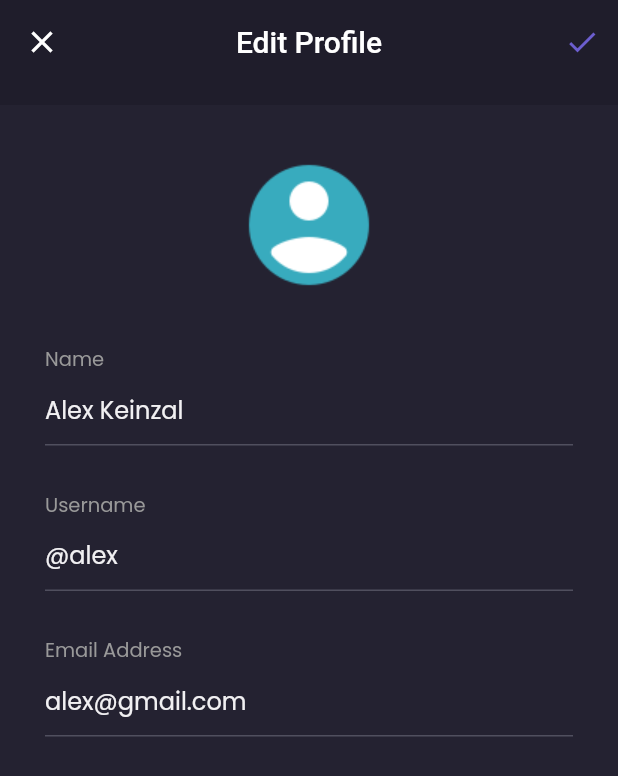
After one commit to dr-old/shamo, a Flutter app: the EditProfilePage screen opened by its route, on a phone screen of 412 x 824 dp. The commit adds this screen. Shown: the top 776 px of the screen. Run offline on Flutter 3.47's test engine with Material 2 defaults, Android fonts, the phone set to English and light mode, and no system bars; our stand-ins replace google_fonts.

Commit message:
UPDATE EDIT PROFILE

```diff
--- a/lib/main.dart
+++ b/lib/main.dart
@@ -1,5 +1,6 @@
 import 'package:flutter/material.dart';
 import 'package:shamo/pages/chat_detail_page.dart';
+import 'package:shamo/pages/edit_profile_page.dart';
 import 'package:shamo/pages/home/main_page.dart';
 import 'package:shamo/pages/signin_page.dart';
 import 'package:shamo/pages/signup_page.dart';
@@ -21,6 +22,7 @@ class MyApp extends StatelessWidget {
         '/sign-up': (context) => SignUpPage(),
         '/home': (context) => MainPage(),
         '/chat-detail': (context) => ChatDetailPage(),
+        '/edit-profile': (context) => EditProfilePage(),
       },
     );
   }
--- /dev/null
+++ b/lib/pages/edit_profile_page.dart
@@ -0,0 +1,166 @@
+import 'package:flutter/material.dart';
+import 'package:flutter/src/widgets/container.dart';
+import 'package:flutter/src/widgets/framework.dart';
+import 'package:shamo/theme.dart';
+
+class EditProfilePage extends StatelessWidget {
+  const EditProfilePage({super.key});
+
+  @override
+  Widget build(BuildContext context) {
+    Widget header() {
+      return AppBar(
+        leading: IconButton(
+          icon: Icon(Icons.close),
+          onPressed: () {
+            Navigator.pop(context);
+          },
+        ),
+        backgroundColor: backgroundColor1,
+        elevation: 0,
+        centerTitle: true,
+        title: Text('Edit Profile'),
+        actions: [
+          IconButton(
+            onPressed: () {},
+            icon: Icon(
+              Icons.check,
+              color: primaryColor,
+            ),
+          ),
+        ],
+      );
+    }
+
+    Widget nameInput() {
+      return Container(
+        margin: EdgeInsets.only(
+          top: defaultMargin,
+        ),
+        child: Column(
+          crossAxisAlignment: CrossAxisAlignment.start,
+          children: [
+            Text(
+              'Name',
+              style: secondaryTextStyle.copyWith(
+                fontSize: 13,
+              ),
+            ),
+            TextFormField(
+              style: primaryTextStyle,
+              decoration: InputDecoration(
+                  hintText: 'Alex Keinzal',
+                  hintStyle: primaryTextStyle,
+                  enabledBorder: UnderlineInputBorder(
+                    borderSide: BorderSide(
+                      color: subtitleTextColor,
+                    ),
+                  )),
+            )
+          ],
+        ),
+      );
+    }
+
+    Widget usernameInput() {
+      return Container(
+        margin: EdgeInsets.only(
+          top: defaultMargin,
+        ),
+        child: Column(
+          crossAxisAlignment: CrossAxisAlignment.start,
+          children: [
+            Text(
+              'Username',
+              style: secondaryTextStyle.copyWith(
+                fontSize: 13,
+              ),
+            ),
+            TextFormField(
+              style: primaryTextStyle,
+              decoration: InputDecoration(
+                  hintText: '@alex',
+                  hintStyle: primaryTextStyle,
+                  enabledBorder: UnderlineInputBorder(
+                    borderSide: BorderSide(
+                      color: subtitleTextColor,
+                    ),
+                  )),
+            )
+          ],
+        ),
+      );
+    }
+
+    Widget emailInput() {
+      return Container(
+        margin: EdgeInsets.only(
+          top: defaultMargin,
+        ),
+        child: Column(
+          crossAxisAlignment: CrossAxisAlignment.start,
+          children: [
+            Text(
+              'Email Address',
+              style: secondaryTextStyle.copyWith(
+                fontSize: 13,
+              ),
+            ),
+            TextFormField(
+              style: primaryTextStyle,
+              decoration: InputDecoration(
+                  hintText: 'alex@gmail.com',
+                  hintStyle: primaryTextStyle,
+                  enabledBorder: UnderlineInputBorder(
+                    borderSide: BorderSide(
+                      color: subtitleTextColor,
+                    ),
+                  )),
+            )
+          ],
+        ),
+      );
+    }
+
+    Widget content() {
+      return Container(
+        padding: EdgeInsets.symmetric(
+          horizontal: defaultMargin,
+        ),
+        width: double.infinity,
+        child: Column(
+          children: [
+            Container(
+              width: 100,
+              height: 100,
+              margin: EdgeInsets.only(
+                top: defaultMargin,
+              ),
+              decoration: BoxDecoration(
+                shape: BoxShape.circle,
+                image: DecorationImage(
+                  image: AssetImage(
+                    'assets/icons8-male-user-96.png',
+                  ),
+                ),
+              ),
+            ),
+            nameInput(),
+            usernameInput(),
+            emailInput(),
+          ],
+        ),
+      );
+    }
+
+    return Scaffold(
+      backgroundColor: backgroundColor3,
+      appBar: PreferredSize(
+        preferredSize: Size.fromHeight(70),
+        child: header(),
+      ),
+      body: content(),
+      resizeToAvoidBottomInset: false,
+    );
+  }
+}
--- a/lib/pages/home/profile_page.dart
+++ b/lib/pages/home/profile_page.dart
@@ -7,6 +7,8 @@ import 'package:shamo/theme.dart';
 class ProfilePage extends StatelessWidget {
   const ProfilePage({super.key});
 
+  @override
+  Widget build(BuildContext context) {
     Widget header() {
       return AppBar(
         backgroundColor: backgroundColor1,
@@ -48,9 +50,15 @@ class ProfilePage extends StatelessWidget {
                     ],
                   ),
                 ),
-              Image.asset(
+                GestureDetector(
+                  onTap: () {
+                    Navigator.pushNamedAndRemoveUntil(
+                        context, '/sign-in', (route) => false);
+                  },
+                  child: Image.asset(
                     'assets/icons8-logout-64.png',
                     width: 34,
+                  ),
                 ),
               ],
             ),
@@ -105,7 +113,12 @@ class ProfilePage extends StatelessWidget {
                   fontWeight: semiBold,
                 ),
               ),
-            menuItem('Edit Profile'),
+              GestureDetector(
+                onTap: () {
+                  Navigator.pushNamed(context, '/edit-profile');
+                },
+                child: menuItem('Edit Profile'),
+              ),
               menuItem('Your Orders'),
               menuItem('Help'),
               SizedBox(
@@ -127,8 +140,6 @@ class ProfilePage extends StatelessWidget {
       );
     }
 
-  @override
-  Widget build(BuildContext context) {
     return Column(
       children: [
         header(),
```
Lines whose indentation alone changed are shown as unchanged.
